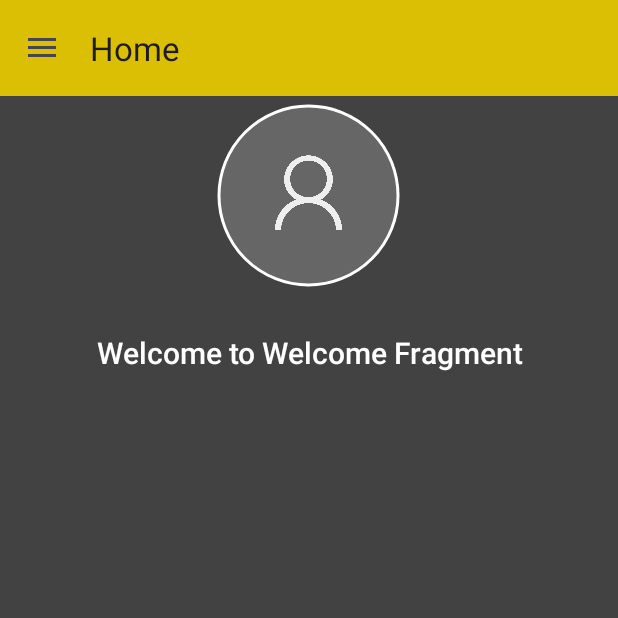
After one commit to johnyhawkahsan/66-CourseApp-Kotlin-Firebase, an Android app: the HomeActivity screen opened directly, with no data from a screen before it, on a phone screen of 412 x 824 dp, the top half of it. The commit adds this screen. Run offline under Robolectric (Android 15) with nearby library versions, the phone set to English and light mode, and no system bars; our stand-ins replace sdp/ssp sizes.

Commit message:
4th Commit - Created HomeActivity which by default launches WELCOMEFRAGMENT. Logout feature is done. Also experimented with sending params when creating new instance of WelcomeFragment.

```diff
--- /dev/null
+++ b/app/src/main/java/com/example/a66_courseapp_kotlin_firebase/HomeActivity.kt
@@ -0,0 +1,130 @@
+package com.example.a66_courseapp_kotlin_firebase
+
+import android.content.Intent
+import androidx.appcompat.app.AppCompatActivity
+import android.os.Bundle
+import android.util.Log
+import android.view.MenuItem
+import android.widget.Toast
+import androidx.appcompat.app.ActionBarDrawerToggle
+import androidx.appcompat.app.AlertDialog
+import androidx.appcompat.widget.Toolbar
+import androidx.core.view.GravityCompat
+import androidx.drawerlayout.widget.DrawerLayout
+import com.google.android.material.navigation.NavigationView
+
+class HomeActivity : AppCompatActivity(), NavigationView.OnNavigationItemSelectedListener {
+
+    // Menu Bar
+    lateinit var toolbar: Toolbar
+    lateinit var drawerLayout: DrawerLayout
+    lateinit var navView: NavigationView
+
+    override fun onCreate(savedInstanceState: Bundle?) {
+        super.onCreate(savedInstanceState)
+        setContentView(R.layout.activity_home)
+
+        // create a log message that activity has successfully created
+        Log.d("HomeActivity", "onCreate")
+
+
+
+
+
+        //Menu Bar
+        toolbar = findViewById(R.id.toolbar)
+        setSupportActionBar(toolbar)
+
+        drawerLayout = findViewById(R.id.drawer_layout)
+        navView = findViewById(R.id.nav_view)
+
+        val toggle = ActionBarDrawerToggle(
+            this, drawerLayout, toolbar, 0, 0
+        )
+        drawerLayout.addDrawerListener(toggle)
+        toggle.syncState()
+        navView.setNavigationItemSelectedListener(this)
+
+
+        setToolbarTitle("Home")
+
+        // sending params just for fun. If you don't want to send, don't need to create new instance, just create new fragment = supportFragmentManager.beginTransaction()
+        val welcomeFragment = WelcomeFragment.newInstance("Welcome to Welcome Fragment")
+        supportFragmentManager.beginTransaction()
+            .replace(R.id.fragment_container, welcomeFragment)
+            //.addToBackStack(null) // Optional: Add to back stack for navigation
+            .commit()
+
+
+        // Old code
+        //val fragment= supportFragmentManager.beginTransaction()
+        //fragment.replace(R.id.fragment_container,WelcomeFragment()).commit()
+
+
+
+
+    }
+
+    //------------------------   Menu Bar -----------------------------------------
+    override fun onNavigationItemSelected(item: MenuItem): Boolean {
+
+        // Handle navigation view item clicks here.
+        when (item.itemId) {
+            R.id.nav_profile -> {
+                setToolbarTitle("Profile")
+/*                val fragment = ProfileFragment()
+                val fragmentManager = supportFragmentManager
+                fragmentManager.beginTransaction().replace(R.id.fragment_container, fragment).commit()
+                */
+
+            }
+            R.id.nav_home -> {
+                setToolbarTitle("Home")
+/*                val fragment = WelcomFragment()
+                val fragmentManager = supportFragmentManager
+                fragmentManager.beginTransaction().replace(R.id.fragment_container, fragment).commit()
+                */
+            }
+            R.id.nav_logout -> {
+                signOut()
+            }
+            R.id.nav_deleteAccount -> {
+                // DeleteAccount()
+            }
+        }
+        drawerLayout.closeDrawer(GravityCompat.START)
+        return true
+    }
+
+
+    fun setToolbarTitle(title: String){
+        supportActionBar?.title=title
+    }
+
+
+
+
+
+    private fun signOut() {
+        val alertDialog = AlertDialog.Builder(this)
+        alertDialog.setTitle("Logout")
+        alertDialog.setMessage("Are you sure you want to logout?")
+        alertDialog.setPositiveButton("Yes") { _, _ ->
+
+            navigateToLogin()
+            Toast.makeText(this, "Signed Out", Toast.LENGTH_SHORT).show()
+        }
+        alertDialog.setNegativeButton("No", null) // User clicked "No," do nothing
+        alertDialog.show()
+    }
+
+
+
+    private fun navigateToLogin() {
+        val intent = Intent(this, MainActivity::class.java)
+        startActivity(intent)
+        finish() // Close the profile activity to prevent returning to it.
+    }
+
+
+}
--- /dev/null
+++ b/app/src/main/java/com/example/a66_courseapp_kotlin_firebase/WelcomeFragment.kt
@@ -0,0 +1,69 @@
+package com.example.a66_courseapp_kotlin_firebase
+
+import android.os.Bundle
+import android.util.Log
+import androidx.fragment.app.Fragment
+import android.view.LayoutInflater
+import android.view.View
+import android.view.ViewGroup
+import android.widget.ImageView
+import android.widget.TextView
+
+
+// the fragment initialization parameters, e.g. ARG_ITEM_NUMBER
+private const val ARG_PARAM1 = "param1"
+
+/** A simple [Fragment] subclass. Use the [WelcomeFragment.newInstance] factory method to create an instance of this fragment. */
+class WelcomeFragment : Fragment() {
+
+
+    private lateinit var profileImageView: ImageView
+    private lateinit var welcomeToProfileTextView: TextView
+
+    private var param1: String? = null
+
+    override fun onCreate(savedInstanceState: Bundle?) {
+        super.onCreate(savedInstanceState)
+
+
+        arguments?.let {
+            param1 = it.getString(ARG_PARAM1)
+        }
+
+        // log to display both param1 and param2
+        Log.d(WelcomeFragment.toString(), "Params data recevied = " + param1.toString() )
+
+    }
+
+    override fun onCreateView(
+        inflater: LayoutInflater, container: ViewGroup?,
+        savedInstanceState: Bundle?
+    ): View? {
+
+
+        // Inflate the layout for this fragment
+        val view = inflater.inflate(R.layout.fragment_welcome, container, false)
+
+        // Inflate the layout for this fragment
+        profileImageView = view.findViewById(R.id.profileImageView)
+        welcomeToProfileTextView = view.findViewById(R.id.welcometoprofile)
+        welcomeToProfileTextView.setText(param1)
+
+        return view
+    }
+
+
+
+    // use this code to pass params to a fuction where we create our fragment. When we create it, we will need to pass params to it
+    companion object {
+        fun newInstance(param1: String) =
+            WelcomeFragment().apply {
+                arguments = Bundle().apply {
+                    putString(ARG_PARAM1, param1)
+                }
+            }
+    }
+
+
+
+}
--- /dev/null
+++ b/app/src/main/res/layout/activity_home.xml
@@ -0,0 +1,41 @@
+<?xml version="1.0" encoding="utf-8"?>
+<androidx.drawerlayout.widget.DrawerLayout
+    xmlns:android="http://schemas.android.com/apk/res/android"
+    xmlns:app="http://schemas.android.com/apk/res-auto"
+    xmlns:tools="http://schemas.android.com/tools"
+    android:id="@+id/drawer_layout"
+    android:layout_width="match_parent"
+    android:layout_height="match_parent"
+    android:background="@color/activityBackground"
+    style="@style/NoActionBar"
+    android:fitsSystemWindows="true"
+    tools:openDrawer="start">
+
+
+
+    <!-- Main content container -->
+    <LinearLayout
+        xmlns:android="http://schemas.android.com/apk/res/android"
+        android:layout_width="match_parent"
+        android:layout_height="match_parent"
+        android:orientation="vertical">
+        <FrameLayout
+            android:id="@+id/fragment_container"
+            android:layout_width="match_parent"
+            android:layout_height="match_parent" />
+    </LinearLayout>
+
+    <!-- Include the Toolbar layout -->
+    <include layout="@layout/content_main_second" />
+
+
+    <com.google.android.material.navigation.NavigationView
+        android:id="@+id/nav_view"
+        android:layout_width="wrap_content"
+        android:layout_height="match_parent"
+        android:layout_gravity="start"
+        android:background="#D5D5D5"
+        android:fitsSystemWindows="true"
+        app:headerLayout="@layout/nav_header"
+        app:menu="@menu/menu_main"/>
+</androidx.drawerlayout.widget.DrawerLayout>
--- /dev/null
+++ b/app/src/main/res/layout/content_main_second.xml
@@ -0,0 +1,35 @@
+<?xml version="1.0" encoding="utf-8"?>
+<LinearLayout
+    xmlns:android="http://schemas.android.com/apk/res/android"
+    xmlns:app="http://schemas.android.com/apk/res-auto"
+    android:orientation="vertical"
+    android:layout_width="match_parent"
+    android:layout_height="match_parent">
+
+    <com.google.android.material.appbar.AppBarLayout
+        android:layout_height="wrap_content"
+        android:layout_width="match_parent"
+        android:theme="@style/ThemeOverlay.AppCompat.Dark.ActionBar"/>
+
+    <androidx.appcompat.widget.Toolbar
+        android:id="@+id/toolbar"
+        android:layout_width="match_parent"
+        android:layout_height="?attr/actionBarSize"
+        android:background="@color/themecolor"
+        app:popupTheme="@style/ThemeOverlay.AppCompat.Light"/>
+
+<!--    <FrameLayout-->
+<!--        android:id="@+id/main_fragment"-->
+<!--        android:layout_width="match_parent"-->
+<!--        android:layout_height="match_parent"/>-->
+
+<!--    <LinearLayout-->
+<!--        android:layout_width="match_parent"-->
+<!--        android:layout_height="match_parent"-->
+<!--        android:orientation="vertical">-->
+<!--        <TextView-->
+<!--            android:layout_width="wrap_content"-->
+<!--            android:layout_height="wrap_content"-->
+<!--            android:text="This is my content area."/>-->
+<!--    </LinearLayout>-->
+</LinearLayout>
--- /dev/null
+++ b/app/src/main/res/layout/fragment_welcome.xml
@@ -0,0 +1,46 @@
+<?xml version="1.0" encoding="utf-8"?>
+<FrameLayout xmlns:android="http://schemas.android.com/apk/res/android"
+    xmlns:tools="http://schemas.android.com/tools"
+    android:layout_width="match_parent"
+    android:layout_height="match_parent"
+    xmlns:app="http://schemas.android.com/apk/res-auto"
+    android:background="@color/activityBackground"
+    tools:context=".WelcomeFragment">
+
+    <!-- TODO: Update blank fragment layout -->
+    <LinearLayout
+        android:layout_width="match_parent"
+        android:layout_height="wrap_content"
+        android:padding="@dimen/_15sdp"
+        android:orientation="vertical">
+
+        <com.google.android.material.imageview.ShapeableImageView
+            android:id="@+id/profileImageView"
+            android:layout_marginTop="@dimen/_50sdp"
+            android:layout_width="@dimen/_100sdp"
+            android:layout_height="@dimen/_100sdp"
+            android:scaleType="centerCrop"
+            android:layout_gravity="center"
+            android:enabled="false"
+            android:padding="@dimen/_5sdp"
+            android:src="@drawable/defaultprofile"
+            android:clickable="true"
+            android:focusable="true"
+            app:layout_constraintHorizontal_bias="0.5"
+            app:shapeAppearanceOverlay="@style/Circular"
+            app:strokeColor="#FFFFFF"
+            app:strokeWidth="@dimen/_2sdp"/>
+        <TextView
+            android:id="@+id/welcometoprofile"
+            android:layout_width="match_parent"
+            android:layout_height="wrap_content"
+            android:text="Welcome to Profile"
+            android:textColor="@color/white"
+            android:textAlignment="center"
+            android:textSize="@dimen/_20ssp"
+            android:fontFamily="sans-serif-light"
+            android:textStyle="bold"
+            android:layout_marginTop="@dimen/_20sdp"
+            />
+    </LinearLayout>
+</FrameLayout>
--- a/app/src/main/res/values-land/dimens.xml
+++ b/app/src/main/res/values-land/dimens.xml
@@ -7,9 +7,13 @@
     <dimen name="_50sdp">50dp</dimen>
     <dimen name="_8sdp">8dp</dimen>
     <dimen name="_15sdp">15dp</dimen>
+    <dimen name="_2sdp">2dp</dimen>
     <dimen name="_5sdp">5dp</dimen>
     <dimen name="_13ssp">13sp</dimen>
     <dimen name="_23ssp">23sp</dimen>
     <dimen name="_80sdp">80dp</dimen>
     <dimen name="_8ssp">8sp</dimen>
+    <dimen name="_150sdp">195dp</dimen>
+    <dimen name="_70sdp">91dp</dimen>
+    <dimen name="_100sdp">130dp</dimen>
 </resources>
--- a/app/src/main/res/values-w1240dp/dimens.xml
+++ b/app/src/main/res/values-w1240dp/dimens.xml
@@ -7,9 +7,13 @@
     <dimen name="_50sdp">50dp</dimen>
     <dimen name="_8sdp">8dp</dimen>
     <dimen name="_15sdp">15dp</dimen>
+    <dimen name="_2sdp">2dp</dimen>
     <dimen name="_5sdp">5dp</dimen>
     <dimen name="_13ssp">13sp</dimen>
     <dimen name="_23ssp">23sp</dimen>
     <dimen name="_80sdp">80dp</dimen>
     <dimen name="_8ssp">8sp</dimen>
+    <dimen name="_150sdp">195dp</dimen>
+    <dimen name="_70sdp">91dp</dimen>
+    <dimen name="_100sdp">130dp</dimen>
 </resources>
--- a/app/src/main/res/values-w600dp/dimens.xml
+++ b/app/src/main/res/values-w600dp/dimens.xml
@@ -7,9 +7,13 @@
     <dimen name="_50sdp">50dp</dimen>
     <dimen name="_8sdp">8dp</dimen>
     <dimen name="_15sdp">15dp</dimen>
+    <dimen name="_2sdp">2dp</dimen>
     <dimen name="_5sdp">5dp</dimen>
     <dimen name="_13ssp">13sp</dimen>
     <dimen name="_23ssp">23sp</dimen>
     <dimen name="_80sdp">80dp</dimen>
     <dimen name="_8ssp">8sp</dimen>
+    <dimen name="_150sdp">195dp</dimen>
+    <dimen name="_70sdp">91dp</dimen>
+    <dimen name="_100sdp">130dp</dimen>
 </resources>
--- a/app/src/main/res/values/dimens.xml
+++ b/app/src/main/res/values/dimens.xml
@@ -13,4 +13,7 @@
     <dimen name="_23ssp">23sp</dimen>
     <dimen name="_80sdp">80dp</dimen>
     <dimen name="_8ssp">8sp</dimen>
+    <dimen name="_150sdp">195dp</dimen>
+    <dimen name="_70sdp">91dp</dimen>
+    <dimen name="_100sdp">130dp</dimen>
 </resources>
--- /dev/null
+++ b/app/src/main/res/values/menuStyle.xml
@@ -0,0 +1,7 @@
+<?xml version="1.0" encoding="utf-8"?>
+<resources>
+    <style name="NoActionBar">
+        <item name="windowActionBar">false</item>
+        <item name="windowNoTitle">true</item>
+    </style>
+</resources>
```
Also changed, not shown: app/src/main/AndroidManifest.xml (+6 -2 lines), app/src/main/java/com/example/a66_courseapp_kotlin_firebase/FragmentFirst.kt (+18 -1 lines), app/src/main/java/com/example/a66_courseapp_kotlin_firebase/FragmentSecond.kt (+52 -1 lines), app/src/main/res/layout/nav_header.xml (added, +43 -0 lines), app/src/main/res/navigation/nav_graph.xml (+16 -0 lines).
